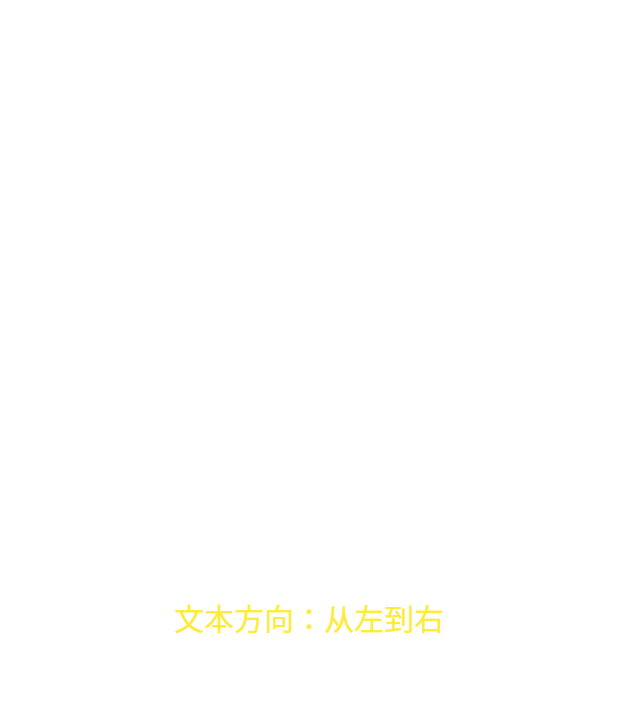
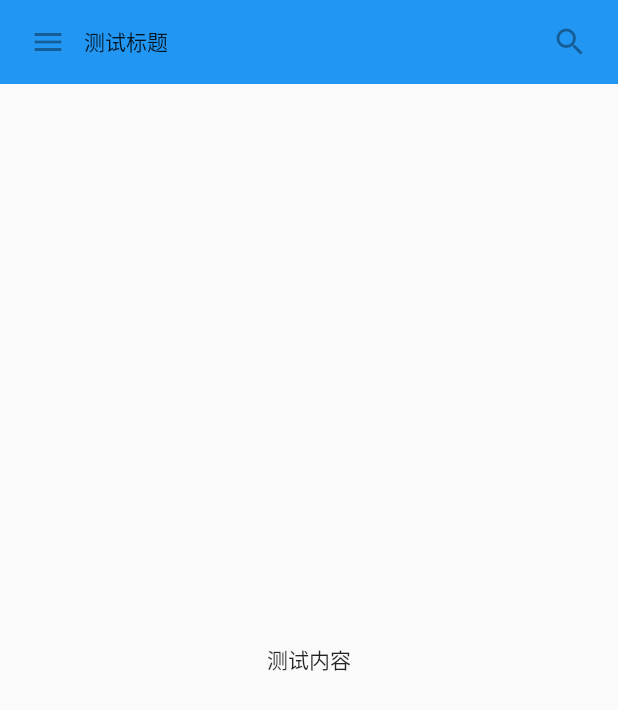
Before and after one commit to ddzy/flutter_demo, a Flutter app: the screen it shows after launch, on a phone screen of 412 x 824 dp. Shown: the top 710 px of the screen. Run offline on Flutter 3.47's test engine with Material 2 defaults, Android fonts, the phone set to English and light mode, and no system bars.

Commit message:
feat: demo

```diff
--- a/lib/main.dart
+++ b/lib/main.dart
@@ -2,13 +2,52 @@ import 'package:flutter/material.dart';
 
 void main() {
   runApp(
-    const Center(
-      child: Text(
-        '文本方向：从左到右',
-        textDirection: TextDirection.ltr,
-        textAlign: TextAlign.center,
-        style: TextStyle(color: Colors.yellow, fontSize: 20),
-      )
+    const MaterialApp(
+      title: 'test',
+      home: SafeArea(child: HeaderComponent()),
     )
   );
 }
+
+class HeaderComponent extends StatelessWidget {
+  const HeaderComponent({ super.key  });
+
+  @override
+  Widget build(BuildContext context) {
+    return const Material(
+      child: Column(
+        children: [
+          MyAppBar(
+            title: Text('测试标题')
+          ),
+          Expanded(child: Center(child: Text('测试内容')))
+        ],
+
+      ),
+    );
+  }
+}
+
+class MyAppBar extends StatelessWidget {
+  final Widget title;
+
+  const MyAppBar({
+    required this.title,
+  });
+
+  @override
+  Widget build(BuildContext context) {
+    return Container(
+      height: 56,
+      padding: const EdgeInsets.symmetric(horizontal: 8),
+      decoration: BoxDecoration(color: Colors.blue[500]),
+      child: Row(
+        children: [
+          const IconButton(onPressed: null, icon: Icon(Icons.menu), tooltip: '菜单',),
+          Expanded(child: title),
+          const IconButton(onPressed: null, icon: Icon(Icons.search), tooltip: '搜索',),
+        ],
+      ),
+    );
+  }
+}
```
